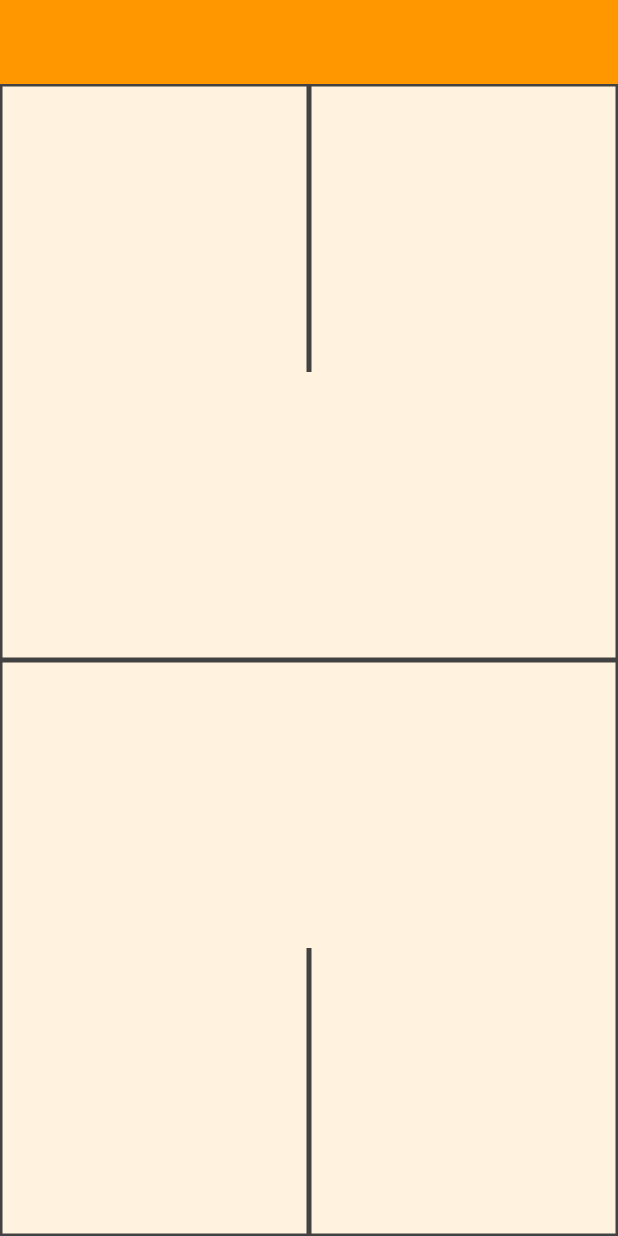
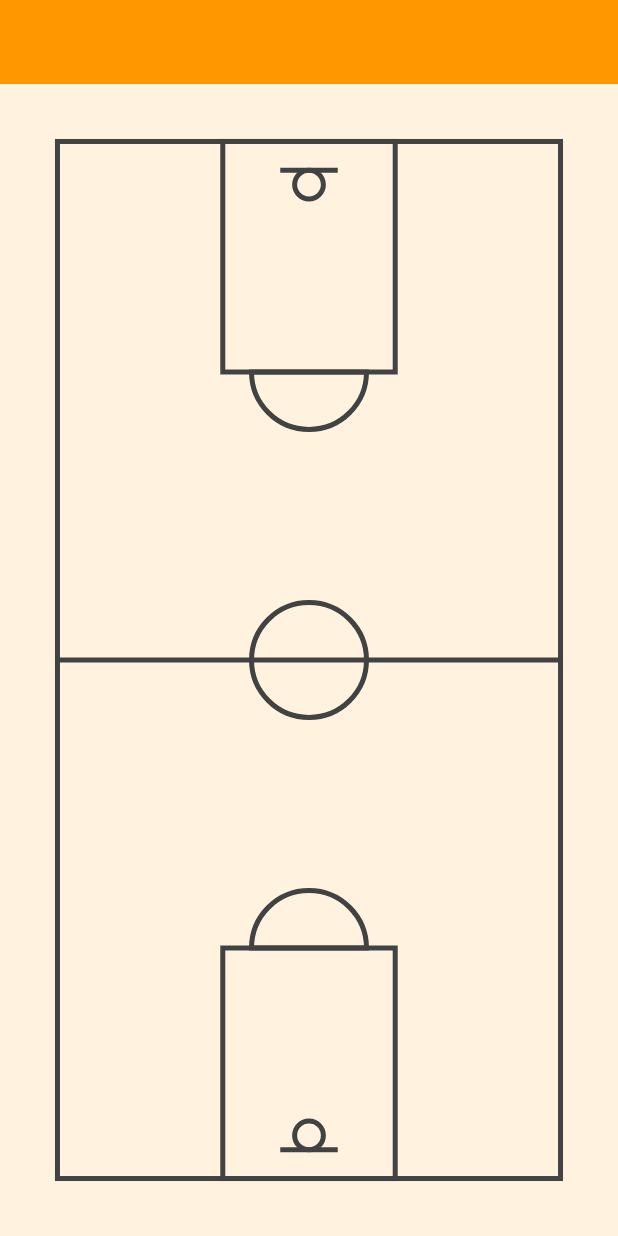
Before and after one commit to Kuan-Wei-Kuo/BaseketBallBoard, an Android app: the screen it shows after launch (MainActivity), on a phone screen of 412 x 824 dp. Run offline under Robolectric (Android 15) with nearby library versions, the phone set to English and light mode, and no system bars.

Commit message:
support mutiple device BoardView

```diff
--- a/app/src/main/java/com/kuo/basketballboard/BoardView.java
+++ b/app/src/main/java/com/kuo/basketballboard/BoardView.java
@@ -36,8 +36,7 @@ public class BoardView extends View {
 
         int width = getWidth();
         int height = getHeight();
-        RectF rectF = new RectF(width/2-100, height/2+height/4-100, width/2+100, height/2+height/4+100);
-        RectF rectF_1 = new RectF(width/2-100, height/4-100, width/2+100, height/4+100);
+
 
         /*Place*/
         drawMultipleSupportBoard(width, height, canvas);
@@ -47,13 +46,7 @@ public class BoardView extends View {
 
     private void drawMultipleSupportBoard(int width, int height, Canvas canvas) {
 
-        if(width > height){
-            Windown.setRequestedOrientation(ActivityInfo.SCREEN_ORIENTATION_LANDSCAPE);
-        }else {
-            Windown.setRequestedOrientation(ActivityInfo.SCREEN_ORIENTATION_PORTRAIT);
-        }
-
-        int supportPoint = width * 0.093;
+        float supportPoint = width * 0.093f;
         RectF rectF = new RectF(width / 2 - supportPoint, height/2 + height / 4 - supportPoint, width / 2 + supportPoint, height / 2 + height / 4 + supportPoint);
         RectF rectF_1 = new RectF(width / 2 - supportPoint, height / 4 - supportPoint, width / 2 + supportPoint, height / 4 + supportPoint);
 
@@ -61,21 +54,24 @@ public class BoardView extends View {
         canvas.drawLine(supportPoint, height / 2, width - supportPoint, height / 2, line);
         canvas.drawCircle(width / 2, height / 2, supportPoint, line);
 
-        canvas.drawRect(width/2 - supportPoint + (supportPoint/2), supportPoint, width/2 + supportPoint + (supportPoint/2), height/4, line);
+        canvas.drawRect(width/2 - (supportPoint + (supportPoint/2)), supportPoint, width/2 + (supportPoint + (supportPoint/2)), height/4, line);
         canvas.drawArc(rectF_1, 0, 180, true, line);
-        canvas.drawLine(width/2 - supportPoint/2, supportPoint + (supportPoint/2), width/2 + supportPoint, supportPoint + (supportPoint/2), line);
-        canvas.drawCircle(width/2, 180, supportPoint/2, line);
+        canvas.drawLine(width/2 - supportPoint/2, supportPoint + (supportPoint/2), width/2 + supportPoint/2, supportPoint + (supportPoint/2), line);
+        canvas.drawCircle(width/2, supportPoint + (supportPoint/2) + supportPoint/4, supportPoint/4, line);
 
-        canvas.drawRect(width/2 - supportPoint + (supportPoint/2), height/2+height/4, width/2+supportPoint + (supportPoint/2), height-supportPoint, line);
+        canvas.drawRect(width/2 - (supportPoint + (supportPoint/2)), height/2+height/4, width/2 + (supportPoint + (supportPoint/2)), height-supportPoint, line);
         canvas.drawArc(rectF, 0, -180, true, line);
-        canvas.drawLine(width/2-supportPoint/2, height-supportPoint + (supportPoint/2), width/2+supportPoint/2, height-supportPoint + (supportPoint/2), line);
-        canvas.drawCircle(width/2, height-180, supportPoint/2, line);
+        canvas.drawLine(width/2 - supportPoint/2, height - (supportPoint + (supportPoint/2)), width/2 + supportPoint/2, height - (supportPoint + (supportPoint/2)), line);
+        canvas.drawCircle(width/2, height - (supportPoint + (supportPoint/2) + supportPoint/4), supportPoint/4, line);
 
 
     }
 
     /*Just support the 1920*1080.*/
-    private void drawDefaultBoard(Canvas canvas) {
+    private void drawDefaultBoard(int width, int height, Canvas canvas) {
+
+        RectF rectF = new RectF(width/2-100, height/2+height/4-100, width/2+100, height/2+height/4+100);
+        RectF rectF_1 = new RectF(width/2-100, height/4-100, width/2+100, height/4+100);
 
         canvas.drawRect(100, 100, width - 100, height - 100, line);
         canvas.drawCircle(width / 2, height / 2, 100, line);
--- a/app/src/main/java/com/kuo/basketballboard/MainActivity.java
+++ b/app/src/main/java/com/kuo/basketballboard/MainActivity.java
@@ -1,5 +1,6 @@
 package com.kuo.basketballboard;
 
+import android.content.pm.ActivityInfo;
 import android.support.v7.app.ActionBarActivity;
 import android.os.Bundle;
 import android.view.Menu;
```
Also changed, not shown: 3 other files.
